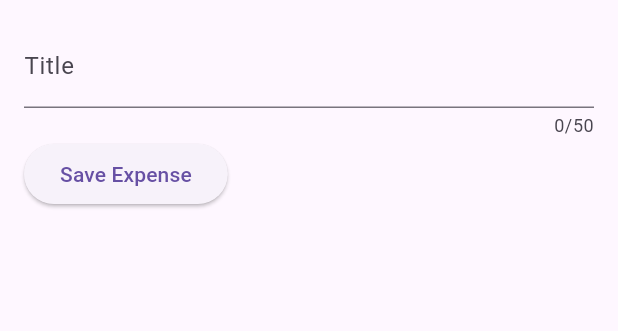
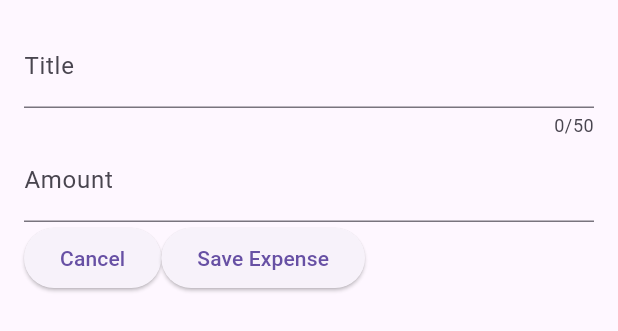
Before and after one commit to javakanaya/flutter-udemy, a Flutter app: the NewExpense widget shown alone on an empty page, opened directly, on a phone screen of 412 x 824 dp. Shown: the top 331 px of the screen. Run offline on Flutter 3.47's test engine with Material 3 defaults, Android fonts, the phone set to English and light mode, and no system bars; our stand-ins replace google_fonts.

Commit message:
feat: handling input using TextEditingController()

```diff
--- a/expense_tracker/lib/widgets/new_expense.dart
+++ b/expense_tracker/lib/widgets/new_expense.dart
@@ -10,10 +10,18 @@ class NewExpense extends StatefulWidget {
 }
 
 class _NewExpenseState extends State<NewExpense> {
-  var _enteredTitle = '';
+  // create an object for handling user input
+  final _titleController = TextEditingController();
+  final _amountController = TextEditingController();
 
-  void _saveTitleInput(String inputValue) {
-    _enteredTitle = inputValue;
+  // to dispose the TextEditingController when its not being used
+  // to avoid memory leaks
+  // call automaticly when the widget is destroyed
+  @override
+  void dispose() {
+    _titleController.dispose();
+    _amountController.dispose();
+    super.dispose();
   }
 
   @override
@@ -23,19 +31,36 @@ class _NewExpenseState extends State<NewExpense> {
         child: Column(
           children: [
             TextField(
-              onChanged: _saveTitleInput,
+              controller: _titleController,
               maxLength: 50,
               decoration: const InputDecoration(
                 label: Text('Title'),
               ),
             ),
+            TextField(
+              controller: _amountController,
+              keyboardType: TextInputType.number,
+              decoration: const InputDecoration(
+                prefixText: '\$',
+                label: Text('Amount'),
+              ),
+            ),
             Row(
               children: [
                 ElevatedButton(
-                    onPressed: () {
-                      print(_enteredTitle);
-                    },
-                    child: const Text('Save Expense'))
+                  onPressed: () {
+                    Navigator.pop(context);
+                    print("Cancel");
+                  },
+                  child: const Text('Cancel'),
+                ),
+                ElevatedButton(
+                  onPressed: () {
+                    print(_titleController.text);
+                    print(_amountController.text);
+                  },
+                  child: const Text('Save Expense'),
+                ),
               ],
             )
           ],
```
